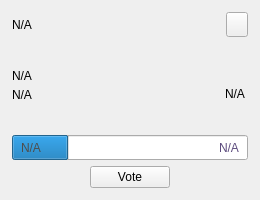
This is src/qt/rpdchain/forms/proposalcard.ui in cimelli/RpdSource as Qt 5 draws it before an edit. The edited form follows.
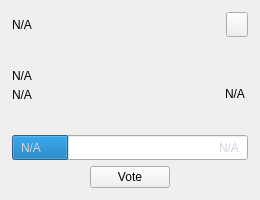
This is the edited form.

The edit to the form file:
```diff
--- a/src/qt/rpdchain/forms/proposalcard.ui
+++ b/src/qt/rpdchain/forms/proposalcard.ui
@@ -286,7 +286,7 @@
             <item>
              <widget class="QLabel" name="labelNo">
               <property name="styleSheet">
-               <string notr="true">color:#4D4D4D;</string>
+               <string notr="true">color:#d1d5db;</string>
               </property>
               <property name="text">
                <string notr="true">N/A</string>
@@ -309,7 +309,7 @@
             <item>
              <widget class="QLabel" name="labelYes">
               <property name="styleSheet">
-               <string notr="true">color:#5C4B7D;</string>
+               <string notr="true">color:#d1d5db;</string>
               </property>
               <property name="text">
                <string notr="true">N/A</string>
```
